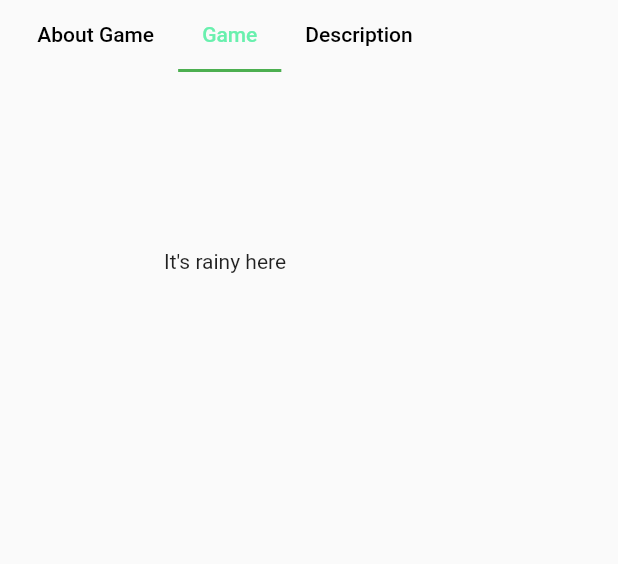
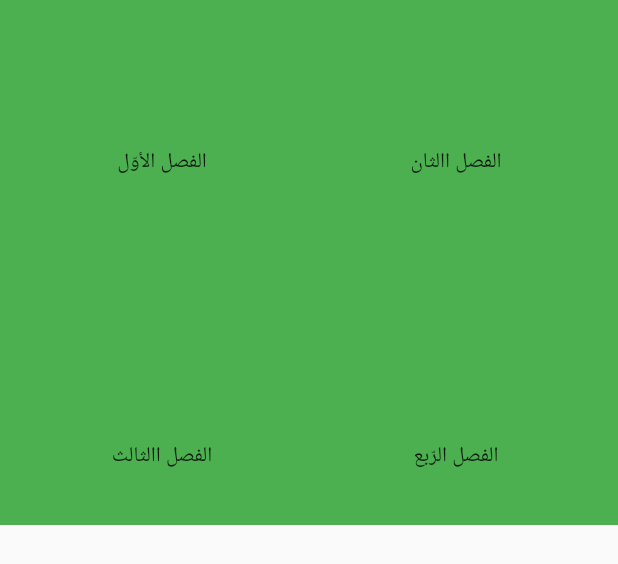
Before and after one commit to akunumanarif/al_Mahfudzot, a Flutter app: the DBBawah widget shown alone on an empty page, opened directly, on a phone screen of 412 x 824 dp. Shown: the top 564 px of the screen. Run offline on Flutter 3.47's test engine with Material 2 defaults, Android fonts, the light colour scheme and no system bars; our stand-ins replace google_fonts; network calls fail.

Commit message:
membuat grid view kelas

```diff
--- /dev/null
+++ b/assets/kelas.json
@@ -0,0 +1,18 @@
+[
+    {
+        "kelas" : "الفصل الأوّل"
+    },
+    {
+        "kelas" : "الفصل االثان"
+    },
+    {
+        "kelas" : "الفصل االثالث"
+    },
+    {
+        "kelas" : "الفصل الرّبع"
+    },
+    {
+        "kelas" : "الفصل االخامس"
+    }
+
+]
--- /dev/null
+++ b/lib/data/kelas.dart
@@ -0,0 +1,15 @@
+import 'package:flutter/material.dart';
+
+class Kelas {
+  final fasl;
+
+  Kelas({this.fasl});
+}
+
+List<Kelas> semuaKelas = [
+  Kelas(fasl: "الفصل الأوّل"),
+  Kelas(fasl: "الفصل االثان"),
+  Kelas(fasl: "الفصل االثالث"),
+  Kelas(fasl: "الفصل الرّبع"),
+  Kelas(fasl: "الفصل االخامس"),
+];
--- /dev/null
+++ b/lib/data/kelas.json
@@ -0,0 +1,18 @@
+[
+    {
+        "kelas" : "الفصل الأوّل"
+    },
+    {
+        "kelas" : "الفصل االثان"
+    },
+    {
+        "kelas" : "الفصل االثالث"
+    },
+    {
+        "kelas" : "الفصل الرّبع"
+    },
+    {
+        "kelas" : "الفصل االخامس"
+    }
+
+]
--- a/lib/screens/dbBawah.dart
+++ b/lib/screens/dbBawah.dart
@@ -1,60 +1,30 @@
 import 'package:flutter/material.dart';
+import 'package:al_mahfudzot/data/kelas.dart';
 
-class DBBawah extends StatelessWidget {
-  final tabs = [
-    "Explore",
-    "Best Seller",
-    "Newest",
-  ];
+class DBBawah extends StatefulWidget {
+  @override
+  _DBBawahState createState() => _DBBawahState();
+}
 
+class _DBBawahState extends State<DBBawah> {
   @override
   Widget build(BuildContext context) {
-    return DefaultTabController(
-      length: 3,
-      initialIndex: 1,
-      child: Container(
-        height: 300,
-        width: 300,
-        child: Column(
-          children: [
-            TabBar(
-              isScrollable: true,
-              indicatorColor: Colors.green,
-              unselectedLabelColor: Colors.black,
-              labelColor: Colors.greenAccent,
-              tabs: [
-                Tab(
-                  text: 'About Game',
-                ),
-                Tab(
-                  text: 'Game',
-                ),
-                Tab(
-                  text: 'Description',
-                ),
-              ],
-            ),
-            Expanded(
-              child: Container(
-                height: 300,
-                child: TabBarView(
-                    //dragStartBehavior: DragStartBehavior.start,
-                    children: [
-                      Center(
-                        child: Text('It\'s cloudy here'),
-                      ),
-                      Center(
-                        child: Text('It\'s rainy here'),
-                      ),
-                      Center(
-                        child: Text('It\'s sunny here'),
-                      ),
-                    ]),
-              ),
-            )
-          ],
-        ),
-      ),
+    return Container(
+      color: Colors.green,
+      height: 350,
+      width: MediaQuery.of(context).size.width,
+      child: Padding(
+          padding: const EdgeInsets.all(15.0),
+          child: GridView.count(
+            crossAxisCount: 2,
+            mainAxisSpacing: 10,
+            crossAxisSpacing: 10,
+            children: semuaKelas.map((kelasss) {
+              return Center(
+                child: Text(kelasss.fasl),
+              );
+            }).toList(),
+          )),
     );
   }
 }
```
Also changed, not shown: pubspec.yaml (+5 -3 lines).
